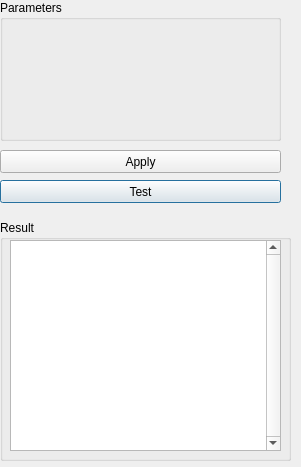
First picture: the form in source/Goldenberry/widgets/Optimization/GbUmdaCWidget.ui, repository narg95/goldenberry, before the edit.
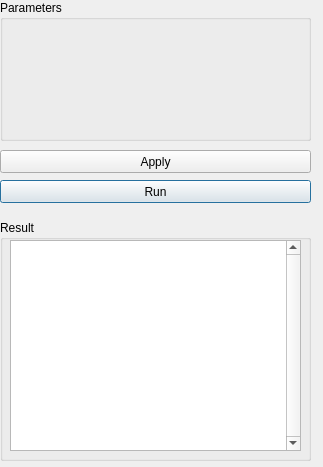
Second picture: the form after the edit.

Commit message: widgets caption changed.  Test to Run

What changed in the file:
```diff
--- a/source/Goldenberry/widgets/Optimization/GbUmdaCWidget.ui
+++ b/source/Goldenberry/widgets/Optimization/GbUmdaCWidget.ui
@@ -10,7 +10,7 @@
    <rect>
     <x>0</x>
     <y>0</y>
-    <width>301</width>
+    <width>323</width>
     <height>467</height>
    </rect>
   </property>
@@ -22,7 +22,7 @@
     <rect>
      <x>0</x>
      <y>0</y>
-     <width>281</width>
+     <width>311</width>
      <height>141</height>
     </rect>
    </property>
@@ -41,7 +41,7 @@
     <rect>
      <x>0</x>
      <y>220</y>
-     <width>291</width>
+     <width>311</width>
      <height>241</height>
     </rect>
    </property>
@@ -53,7 +53,7 @@
      <rect>
       <x>10</x>
       <y>20</y>
-      <width>271</width>
+      <width>291</width>
       <height>211</height>
      </rect>
     </property>
@@ -67,12 +67,12 @@
     <rect>
      <x>0</x>
      <y>180</y>
-     <width>281</width>
+     <width>311</width>
      <height>23</height>
     </rect>
    </property>
    <property name="text">
-    <string>Test</string>
+    <string>Run</string>
    </property>
   </widget>
   <widget class="QPushButton" name="applyButton">
@@ -80,7 +80,7 @@
     <rect>
      <x>0</x>
      <y>150</y>
-     <width>281</width>
+     <width>311</width>
      <height>23</height>
     </rect>
    </property>
```
The commit also changes 16 other files.
